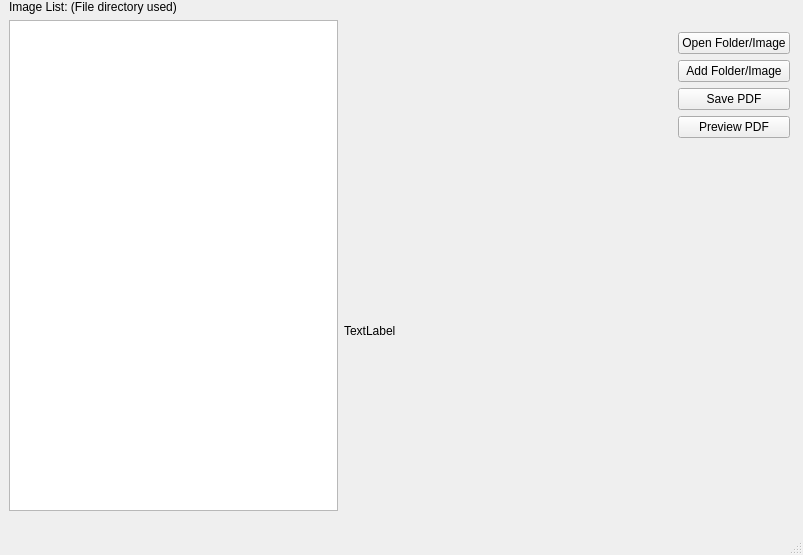
Before: the Qt Designer form convertorUI.ui in BoyTheTall/image-to-pdf-convertor, drawn with Qt 5.
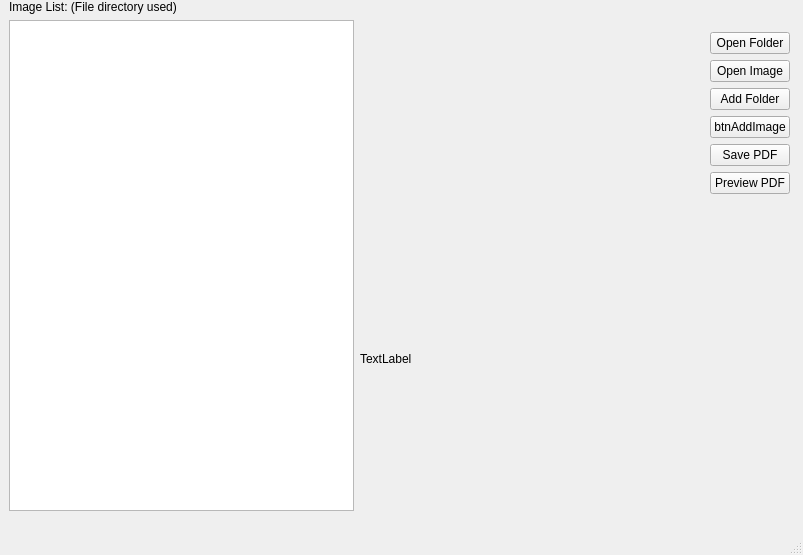
After: the same form once the commit is applied.

What changed in the file:
```diff
--- a/convertorUI.ui
+++ b/convertorUI.ui
@@ -24,31 +24,24 @@
      </rect>
     </property>
     <layout class="QGridLayout" name="gridLayout">
-     <item row="1" column="0" rowspan="8">
-      <widget class="QListView" name="ImagesList"/>
-     </item>
-     <item row="6" column="2">
-      <widget class="QPushButton" name="pushButton_3">
-       <property name="text">
-        <string>Preview PDF</string>
-       </property>
-      </widget>
-     </item>
      <item row="3" column="2">
-      <widget class="QPushButton" name="pushButton">
+      <widget class="QPushButton" name="btnOpenFolder">
        <property name="text">
-        <string>Open Folder/Image</string>
+        <string>Open Folder</string>
        </property>
       </widget>
      </item>
-     <item row="5" column="2">
-      <widget class="QPushButton" name="pushButton_2">
+     <item row="1" column="0" rowspan="10">
+      <widget class="QListView" name="tblImagesList"/>
+     </item>
+     <item row="7" column="2">
+      <widget class="QPushButton" name="btnSavePDF">
        <property name="text">
         <string>Save PDF</string>
        </property>
       </widget>
      </item>
-     <item row="8" column="2">
+     <item row="10" column="2">
       <spacer name="verticalSpacer">
        <property name="orientation">
         <enum>Qt::Vertical</enum>
@@ -61,20 +54,20 @@
        </property>
       </spacer>
      </item>
-     <item row="8" column="1">
+     <item row="8" column="2">
+      <widget class="QPushButton" name="btnPreviewPDF">
+       <property name="text">
+        <string>Preview PDF</string>
+       </property>
+      </widget>
+     </item>
+     <item row="10" column="1">
       <widget class="QLabel" name="Image_Display_Label">
        <property name="text">
         <string>TextLabel</string>
        </property>
       </widget>
      </item>
-     <item row="0" column="0">
-      <widget class="QLabel" name="label">
-       <property name="text">
-        <string>Image List: (File directory used)</string>
-       </property>
-      </widget>
-     </item>
      <item row="3" column="1">
       <spacer name="horizontalSpacer">
        <property name="orientation">
@@ -88,10 +81,31 @@
        </property>
       </spacer>
      </item>
+     <item row="0" column="0">
+      <widget class="QLabel" name="lblFileDirectory">
+       <property name="text">
+        <string>Image List: (File directory used)</string>
+       </property>
+      </widget>
+     </item>
+     <item row="5" column="2">
+      <widget class="QPushButton" name="btnAddFolder">
+       <property name="text">
+        <string>Add Folder</string>
+       </property>
+      </widget>
+     </item>
      <item row="4" column="2">
-      <widget class="QPushButton" name="pushButton_4">
+      <widget class="QPushButton" name="btnOpenImage">
        <property name="text">
-        <string>Add Folder/Image</string>
+        <string>Open Image</string>
+       </property>
+      </widget>
+     </item>
+     <item row="6" column="2">
+      <widget class="QPushButton" name="btnAddImage">
+       <property name="text">
+        <string>btnAddImage</string>
        </property>
       </widget>
      </item>
```
